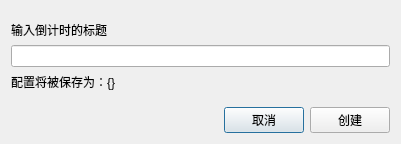
First picture: the form in UISource/new_countdown.ui, repository HelloWRC/W-DesktopCountdown, before the edit.
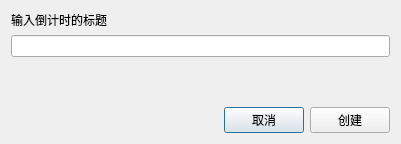
Second picture: the form after the edit.

The edit to the form file:
```diff
--- a/UISource/new_countdown.ui
+++ b/UISource/new_countdown.ui
@@ -14,19 +14,6 @@
    <string>创建倒计时</string>
   </property>
   <layout class="QVBoxLayout" name="verticalLayout">
-   <item>
-    <spacer name="verticalSpacer_2">
-     <property name="orientation">
-      <enum>Qt::Vertical</enum>
-     </property>
-     <property name="sizeHint" stdset="0">
-      <size>
-       <width>20</width>
-       <height>40</height>
-      </size>
-     </property>
-    </spacer>
-   </item>
    <item>
     <widget class="QLabel" name="lb_info1">
      <property name="text">
@@ -37,13 +24,6 @@
    <item>
     <widget class="QLineEdit" name="le_input"/>
    </item>
-   <item>
-    <widget class="QLabel" name="lb_info2">
-     <property name="text">
-      <string>配置将被保存为：{}</string>
-     </property>
-    </widget>
-   </item>
    <item>
     <spacer name="verticalSpacer">
      <property name="orientation">
```
